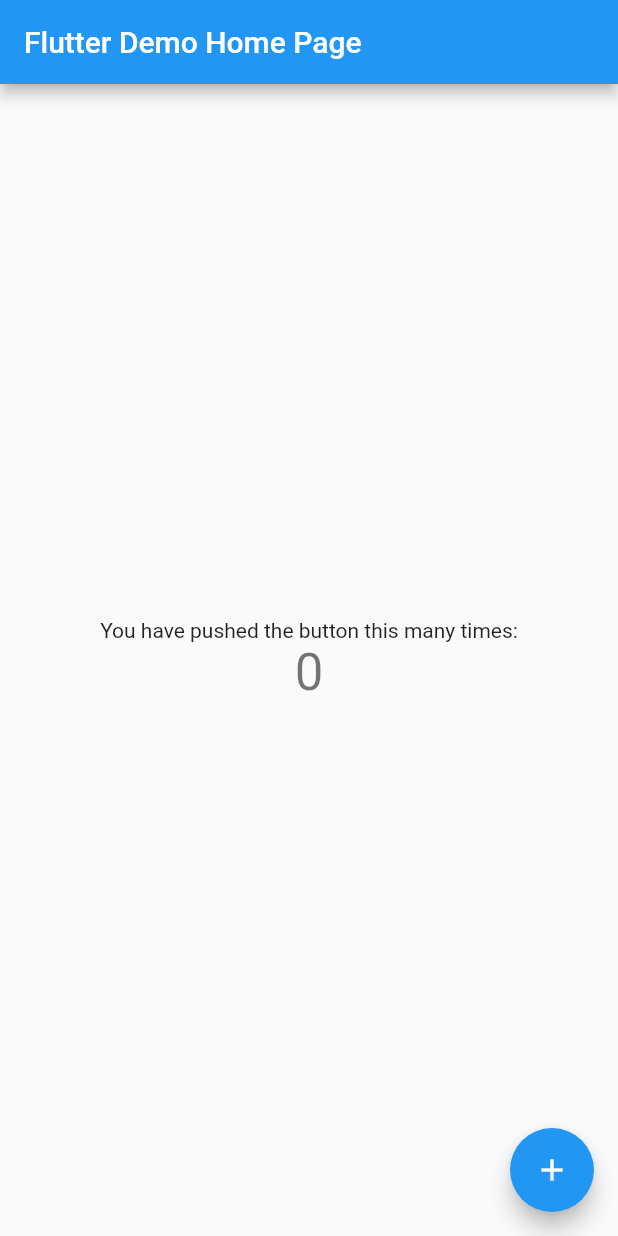
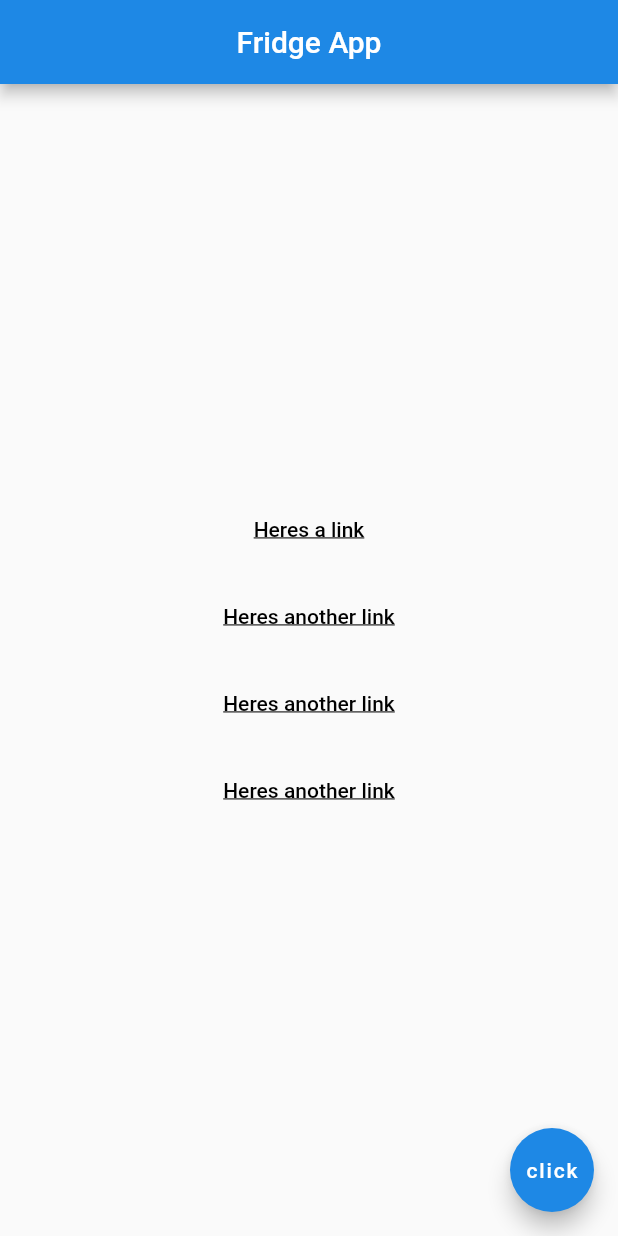
Before and after one commit to kristianduke/fridge-app-dev, a Flutter app: the screen it shows after launch, on a phone screen of 412 x 824 dp. Run offline on Flutter 3.47's test engine with Material 2 defaults, Android fonts, the phone set to English and light mode, and no system bars.

Commit message:
wireframe ready

```diff
--- a/fridge_app/lib/main.dart
+++ b/fridge_app/lib/main.dart
@@ -1,115 +1,73 @@
 import 'package:flutter/material.dart';
 
 void main() {
-  runApp(const MyApp());
+  runApp(MaterialApp(home: Home()));
 }
 
-class MyApp extends StatelessWidget {
-  const MyApp({super.key});
-
-  // This widget is the root of your application.
+class Home extends StatelessWidget {
   @override
   Widget build(BuildContext context) {
-    return MaterialApp(
-      title: 'Flutter Demo',
-      theme: ThemeData(
-        // This is the theme of your application.
-        //
-        // Try running your application with "flutter run". You'll see the
-        // application has a blue toolbar. Then, without quitting the app, try
-        // changing the primarySwatch below to Colors.green and then invoke
-        // "hot reload" (press "r" in the console where you ran "flutter run",
-        // or simply save your changes to "hot reload" in a Flutter IDE).
-        // Notice that the counter didn't reset back to zero; the application
-        // is not restarted.
-        primarySwatch: Colors.blue,
-      ),
-      home: const MyHomePage(title: 'Flutter Demo Home Page'),
-    );
-  }
-}
-
-class MyHomePage extends StatefulWidget {
-  const MyHomePage({super.key, required this.title});
-
-  // This widget is the home page of your application. It is stateful, meaning
-  // that it has a State object (defined below) that contains fields that affect
-  // how it looks.
-
-  // This class is the configuration for the state. It holds the values (in this
-  // case the title) provided by the parent (in this case the App widget) and
-  // used by the build method of the State. Fields in a Widget subclass are
-  // always marked "final".
-
-  final String title;
-
-  @override
-  State<MyHomePage> createState() => _MyHomePageState();
-}
-
-class _MyHomePageState extends State<MyHomePage> {
-  int _counter = 0;
-
-  void _incrementCounter() {
-    setState(() {
-      // This call to setState tells the Flutter framework that something has
-      // changed in this State, which causes it to rerun the build method below
-      // so that the display can reflect the updated values. If we changed
-      // _counter without calling setState(), then the build method would not be
-      // called again, and so nothing would appear to happen.
-      _counter++;
-    });
-  }
-
-  @override
-  Widget build(BuildContext context) {
-    // This method is rerun every time setState is called, for instance as done
-    // by the _incrementCounter method above.
-    //
-    // The Flutter framework has been optimized to make rerunning build methods
-    // fast, so that you can just rebuild anything that needs updating rather
-    // than having to individually change instances of widgets.
     return Scaffold(
       appBar: AppBar(
-        // Here we take the value from the MyHomePage object that was created by
-        // the App.build method, and use it to set our appbar title.
-        title: Text(widget.title),
+        title: Text('Fridge App'),
+        centerTitle: true,
+        backgroundColor: Colors.blue[600],
       ),
       body: Center(
-        // Center is a layout widget. It takes a single child and positions it
-        // in the middle of the parent.
         child: Column(
-          // Column is also a layout widget. It takes a list of children and
-          // arranges them vertically. By default, it sizes itself to fit its
-          // children horizontally, and tries to be as tall as its parent.
-          //
-          // Invoke "debug painting" (press "p" in the console, choose the
-          // "Toggle Debug Paint" action from the Flutter Inspector in Android
-          // Studio, or the "Toggle Debug Paint" command in Visual Studio Code)
-          // to see the wireframe for each widget.
-          //
-          // Column has various properties to control how it sizes itself and
-          // how it positions its children. Here we use mainAxisAlignment to
-          // center the children vertically; the main axis here is the vertical
-          // axis because Columns are vertical (the cross axis would be
-          // horizontal).
-          mainAxisAlignment: MainAxisAlignment.center,
-          children: <Widget>[
-            const Text(
-              'You have pushed the button this many times:',
+          mainAxisSize: MainAxisSize.min,
+          children: [
+            TextButton(
+              onPressed: () {},
+              child: Text(
+                'Heres a link',
+                style: TextStyle(
+                  decoration: TextDecoration.underline,
+                  color: Colors.black,
+                ),
+              ),
             ),
-            Text(
-              '$_counter',
-              style: Theme.of(context).textTheme.headlineMedium,
+            const SizedBox(height: 10),
+            TextButton(
+              onPressed: () {},
+              child: Text(
+                'Heres another link',
+                style: TextStyle(
+                  decoration: TextDecoration.underline,
+                  color: Colors.black,
+                ),
+              ),
+            ),
+            const SizedBox(height: 10),
+            TextButton(
+              onPressed: () {},
+              child: Text(
+                'Heres another link',
+                style: TextStyle(
+                  decoration: TextDecoration.underline,
+                  color: Colors.black,
+                ),
+              ),
+            ),
+            const SizedBox(height: 10),
+            TextButton(
+              onPressed: () {},
+              child: Text(
+                'Heres another link',
+                style: TextStyle(
+                  decoration: TextDecoration.underline,
+                  color: Colors.black,
+                ),
+              ),
             ),
           ],
         ),
       ),
       floatingActionButton: FloatingActionButton(
-        onPressed: _incrementCounter,
-        tooltip: 'Increment',
-        child: const Icon(Icons.add),
-      ), // This trailing comma makes auto-formatting nicer for build methods.
+        onPressed: () {},
+        child: Text('click'),
+        backgroundColor: Colors.blue[600],
+      ),
     );
   }
 }
```
Also changed, not shown: 1 other file.
